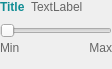
Old version of the form planet_explorer/ui/pe_range_slider_base.ui in the repository planetlabs/qgis-planet-plugin.
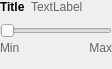
New version of the form. Custom widgets are drawn as their Qt base class.

```diff
--- a/planet_explorer/ui/pe_range_slider_base.ui
+++ b/planet_explorer/ui/pe_range_slider_base.ui
@@ -65,7 +65,7 @@
          </font>
         </property>
         <property name="styleSheet">
-         <string notr="true">color: rgb(17, 141, 148);</string>
+         <string notr="true"/>
         </property>
         <property name="text">
          <string>Title</string>
```
